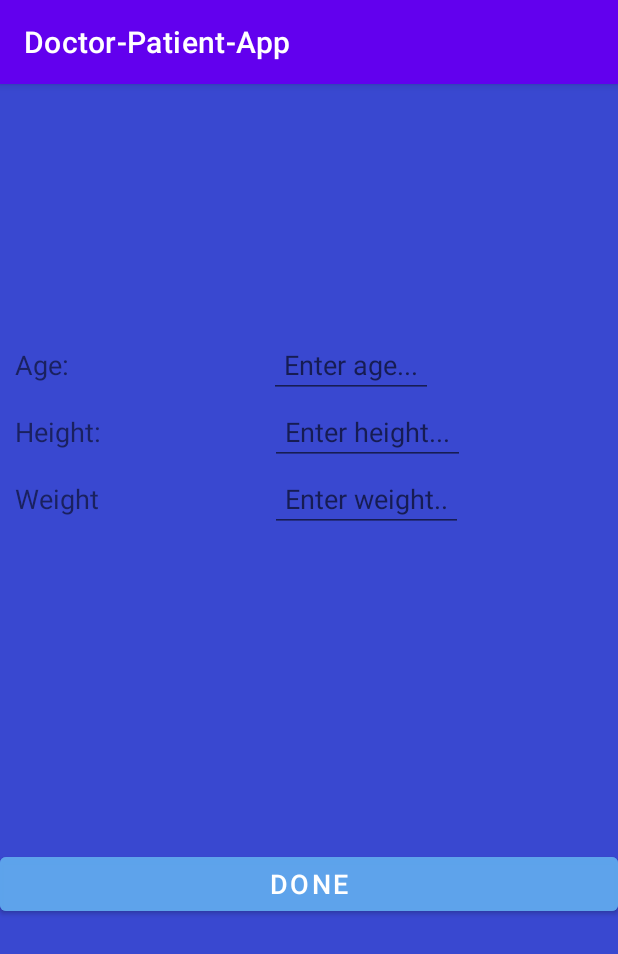
After one commit to TupeaAndrei/AndroidFinalProject, an Android app: the fragment UpdatePatientFragment placed in its activity, on a phone screen of 412 x 824 dp. The commit adds this screen. Shown: the top 954 px of the screen. Run offline under Robolectric (Android 15) with nearby library versions, the phone set to English and light mode, and no system bars; our stand-ins replace Room's generated code.

Commit message:
Added update fragment for patient.
Added design + back-end for updating the patient.
Made transitions from patient to patient update.

```diff
--- /dev/null
+++ b/AndroidFinalApp/app/src/main/java/com/example/doctor_patient_app/fragments/UpdatePatientFragment.java
@@ -0,0 +1,137 @@
+package com.example.doctor_patient_app.fragments;
+
+import android.os.Bundle;
+import android.view.LayoutInflater;
+import android.view.View;
+import android.view.ViewGroup;
+import android.widget.Button;
+import android.widget.EditText;
+import android.widget.TextView;
+import android.widget.Toast;
+
+import androidx.annotation.NonNull;
+import androidx.annotation.Nullable;
+import androidx.fragment.app.Fragment;
+
+import com.example.doctor_patient_app.R;
+import com.example.doctor_patient_app.helpers.Validators;
+import com.example.doctor_patient_app.models.dbEntities.Patient;
+import com.example.doctor_patient_app.repository.HealthCareRepository;
+import com.example.doctor_patient_app.repository.HealthCareRepositoryListener;
+
+public class UpdatePatientFragment extends Fragment {
+
+    private EditText ageEditText;
+    private EditText heightEditText;
+    private EditText weightEditText;
+
+    private TextView usernameText;
+
+    private Button doneButton;
+
+    private String patientName;
+    private String patientEmail;
+    private Integer patientId;
+    private Integer doctorId;
+
+    private String newAgeString;
+    private String newHeightString;
+    private String newWeightString;
+
+    private HealthCareRepository healthCareRepository = new HealthCareRepository();
+
+    public static UpdatePatientFragment newInstance(){
+        Bundle args = new Bundle();
+
+        UpdatePatientFragment fragment = new UpdatePatientFragment();
+        fragment.setArguments(args);
+        return fragment;
+    }
+
+    @Override
+    public void onCreate(@Nullable Bundle savedInstanceState) {
+        super.onCreate(savedInstanceState);
+        if (getArguments() != null){
+            patientId = getArguments().getInt("patient_id");
+            doctorId = getArguments().getInt("doctor_id");
+            patientName = getArguments().getString("patient_name");
+            patientEmail = getArguments().getString("patient_email");
+        }
+    }
+
+    @Nullable
+    @Override
+    public View onCreateView(@NonNull LayoutInflater inflater, @Nullable ViewGroup container, @Nullable Bundle savedInstanceState) {
+        return inflater.inflate(R.layout.update_patient,container,false);
+    }
+
+    @Override
+    public void onViewCreated(@NonNull View view, @Nullable Bundle savedInstanceState) {
+        super.onViewCreated(view, savedInstanceState);
+        usernameText = view.findViewById(R.id.patient_update_name_text);
+        usernameText.setText(patientName);
+        ageEditText = view.findViewById(R.id.patient_update_age_edit);
+        heightEditText = view.findViewById(R.id.patient_update_height_edit);
+        weightEditText = view.findViewById(R.id.patient_update_weight_edit);
+        doneButton = view.findViewById(R.id.patient_update_done);
+        doneButton.setOnClickListener(v -> {
+            validateInput();
+        });
+    }
+
+    private void validateInput(){
+        if (getView() == null){
+            return;
+        }
+        newAgeString = ageEditText.getText().toString();
+        newHeightString = heightEditText.getText().toString();
+        newWeightString = weightEditText.getText().toString();
+        if (newAgeString.isEmpty()){
+            ageEditText.setError("This field can't be empty!");
+            return;
+        }else{
+            ageEditText.setError(null);
+        }
+        if(!Validators.isNumeric(newAgeString)){
+            ageEditText.setError("This field is not a number!");
+            return;
+        }else{
+            ageEditText.setError(null);
+        }
+        if (newHeightString.isEmpty()){
+            heightEditText.setError("This field can't be empty!");
+            return;
+        }else{
+            heightEditText.setError(null);
+        }
+        if(!Validators.isNumeric(newHeightString)){
+            heightEditText.setError("This field is not a number!");
+            return;
+        }else{
+            heightEditText.setError(null);
+        }
+        if (newWeightString.isEmpty()){
+            weightEditText.setError("This field can't be empty!");
+            return;
+        }else{
+            weightEditText.setError(null);
+        }
+        if(!Validators.isNumeric(newWeightString)){
+            weightEditText.setError("This field is not a number!");
+            return;
+        }else{
+            weightEditText.setError(null);
+        }
+        updatePatient();
+    }
+
+    private void updatePatient(){
+        Integer age = Integer.parseInt(newAgeString);
+        Integer height = Integer.parseInt(newHeightString);
+        Integer weight = Integer.parseInt(newWeightString);
+        Patient updatedPatient = new Patient(patientName,patientEmail,null,age,
+                height,weight,doctorId);
+        updatedPatient.setId(patientId);
+        healthCareRepository.updatePatient(updatedPatient, () -> Toast.makeText(getContext(),"Patient updated!",Toast.LENGTH_SHORT).show());
+    }
+}
--- a/AndroidFinalApp/app/src/main/java/com/example/doctor_patient_app/interfaces/IActivityFragmentCommunication.java
+++ b/AndroidFinalApp/app/src/main/java/com/example/doctor_patient_app/interfaces/IActivityFragmentCommunication.java
@@ -16,4 +16,5 @@ public interface IActivityFragmentCommunication {
     void loadTabletsFragment(Integer patientId);
     void loadDoctorAdvicesFragment(Integer patientId);
     void loadUpdateDoctorFragment(Doctor doctor);
+    void loadUpdatePatientFragment(Patient patient);
 }
--- /dev/null
+++ b/AndroidFinalApp/app/src/main/res/layout/update_patient.xml
@@ -0,0 +1,104 @@
+<?xml version="1.0" encoding="utf-8"?>
+<androidx.constraintlayout.widget.ConstraintLayout xmlns:android="http://schemas.android.com/apk/res/android"
+    android:layout_width="match_parent"
+    android:layout_height="match_parent"
+    xmlns:app="http://schemas.android.com/apk/res-auto"
+    xmlns:tools="http://schemas.android.com/tools"
+    android:background="@color/blue">
+
+    <TextView
+        android:id="@+id/patient_update_name_text"
+        android:layout_width="wrap_content"
+        android:layout_height="wrap_content"
+        app:layout_constraintTop_toTopOf="parent"
+        app:layout_constraintStart_toStartOf="parent"
+        app:layout_constraintEnd_toEndOf="parent"
+        tools:text="NUME"
+        android:padding="@dimen/big_padding"
+        android:textStyle="bold|italic"
+        android:textSize="@dimen/default_email_dimension"
+        />
+
+    <TextView
+        android:id="@+id/patient_update_age_text"
+        android:layout_width="wrap_content"
+        android:layout_height="wrap_content"
+        app:layout_constraintTop_toBottomOf="@id/patient_update_name_text"
+        app:layout_constraintStart_toStartOf="parent"
+        android:text="@string/age"
+        android:padding="@dimen/small_padding_dimen"
+        android:textSize="@dimen/default_email_dimension"
+        />
+
+    <EditText
+        android:id="@+id/patient_update_age_edit"
+        android:layout_width="wrap_content"
+        android:layout_height="wrap_content"
+        app:layout_constraintTop_toBottomOf="@id/patient_update_name_text"
+        app:layout_constraintStart_toEndOf="@id/patient_update_age_text"
+        app:layout_constraintEnd_toEndOf="parent"
+        android:textSize="@dimen/default_email_dimension"
+        android:padding="@dimen/small_padding_dimen"
+        android:hint="@string/enter_age"
+        />
+
+    <TextView
+        android:id="@+id/patient_update_height_text"
+        android:layout_width="wrap_content"
+        android:layout_height="wrap_content"
+        app:layout_constraintTop_toBottomOf="@id/patient_update_age_text"
+        app:layout_constraintStart_toStartOf="parent"
+        android:padding="@dimen/small_padding_dimen"
+        android:text="@string/height"
+        android:textSize="@dimen/default_email_dimension"
+        />
+
+    <EditText
+        android:id="@+id/patient_update_height_edit"
+        android:layout_width="wrap_content"
+        android:layout_height="wrap_content"
+        app:layout_constraintTop_toBottomOf="@id/patient_update_age_edit"
+        app:layout_constraintStart_toEndOf="@id/patient_update_height_text"
+        app:layout_constraintEnd_toEndOf="parent"
+        android:padding="@dimen/small_padding_dimen"
+        android:textSize="@dimen/default_email_dimension"
+        android:hint="@string/enter_height"
+        />
+
+    <TextView
+        android:id="@+id/patient_update_weight_text"
+        android:layout_width="wrap_content"
+        android:layout_height="wrap_content"
+        app:layout_constraintTop_toBottomOf="@id/patient_update_height_text"
+        app:layout_constraintStart_toStartOf="parent"
+        android:padding="@dimen/small_padding_dimen"
+        android:text="@string/weight"
+        android:textSize="@dimen/default_email_dimension"
+        />
+
+    <EditText
+        android:id="@+id/patient_update_weight_edit"
+        android:layout_width="wrap_content"
+        android:layout_height="wrap_content"
+        app:layout_constraintTop_toBottomOf="@id/patient_update_height_edit"
+        app:layout_constraintStart_toEndOf="@id/patient_update_weight_text"
+        app:layout_constraintEnd_toEndOf="parent"
+        android:hint="@string/enter_weight"
+        android:padding="@dimen/small_padding_dimen"
+        android:textSize="@dimen/default_email_dimension"
+        />
+
+
+    <Button
+        android:id="@+id/patient_update_done"
+        android:layout_width="0dp"
+        android:layout_height="wrap_content"
+        app:layout_constraintTop_toBottomOf="@id/patient_update_weight_text"
+        app:layout_constraintStart_toStartOf="parent"
+        app:layout_constraintEnd_toEndOf="parent"
+        app:layout_constraintBottom_toBottomOf="parent"
+        android:text="@string/done"
+        android:textSize="@dimen/default_email_dimension"
+        android:backgroundTint="@color/transparent_blue"
+        />
+</androidx.constraintlayout.widget.ConstraintLayout>
--- a/AndroidFinalApp/app/src/main/res/values/strings.xml
+++ b/AndroidFinalApp/app/src/main/res/values/strings.xml
@@ -19,4 +19,6 @@
     <string name="specialization">Specialization:</string>
     <string name="enter_specialization">Enter specialization...</string>
     <string name="done">Done</string>
+    <string name="enter_height">Enter height...</string>
+    <string name="enter_weight">Enter weight..</string>
 </resources>
```
Also changed, not shown: AndroidFinalApp/app/src/main/java/com/example/doctor_patient_app/MainActivity.java (+14 -39 lines), AndroidFinalApp/app/src/main/java/com/example/doctor_patient_app/fragments/PatientFragment.java (+8 -0 lines), AndroidFinalApp/app/src/main/java/com/example/doctor_patient_app/helpers/BundleMaker.java (added, +56 -0 lines), AndroidFinalApp/app/src/main/res/layout/patient_fragment.xml (+16 -1 lines).
